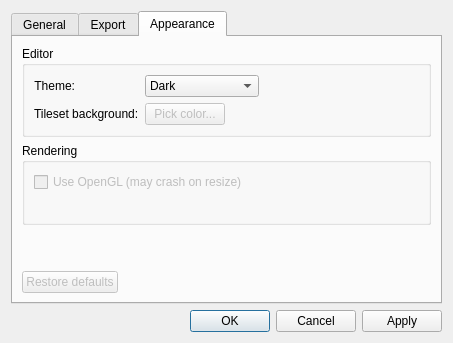
This is src/gui/settings/settings_dialog.ui in albin-johansson/tactile as Qt 5 draws it before an edit. The edited form follows.
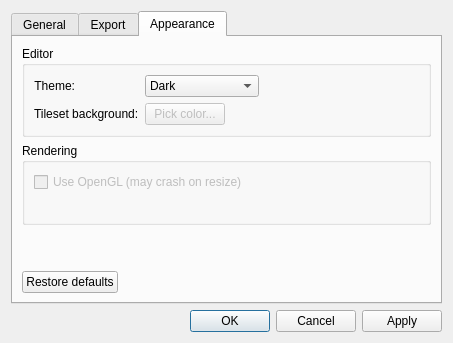
This is the edited form. The open tabs and pages were chosen to show the change.

What changed in the file:
```diff
--- a/src/gui/settings/settings_dialog.ui
+++ b/src/gui/settings/settings_dialog.ui
@@ -463,7 +463,7 @@
        <item>
         <widget class="QPushButton" name="appearanceRestoreDefaults">
          <property name="enabled">
-          <bool>false</bool>
+          <bool>true</bool>
          </property>
          <property name="sizePolicy">
           <sizepolicy hsizetype="Fixed" vsizetype="Fixed">
```
Left out of the diff: 2 changed lines with no effect on the pictures.
